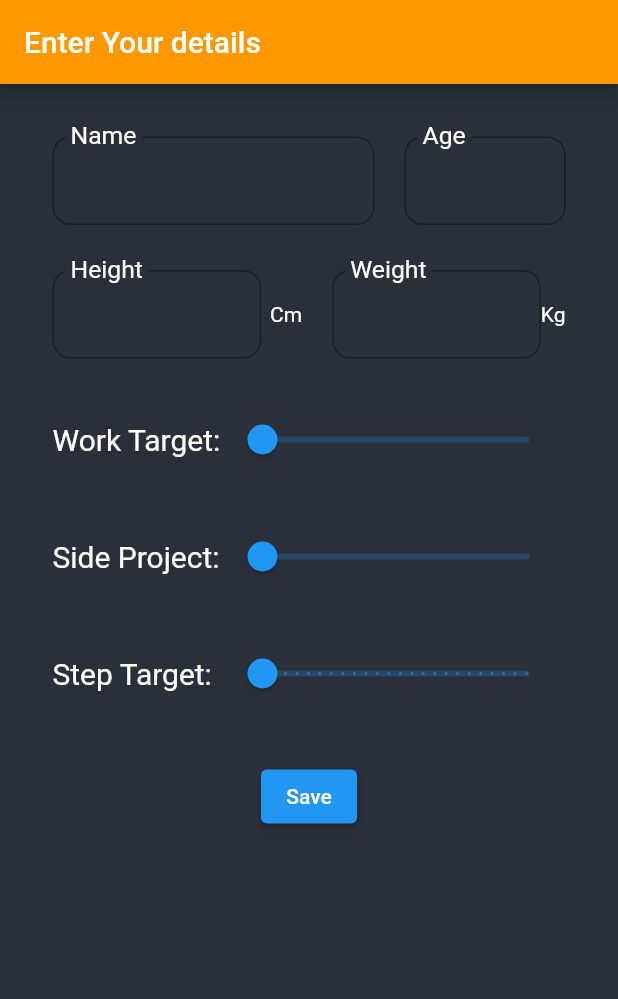
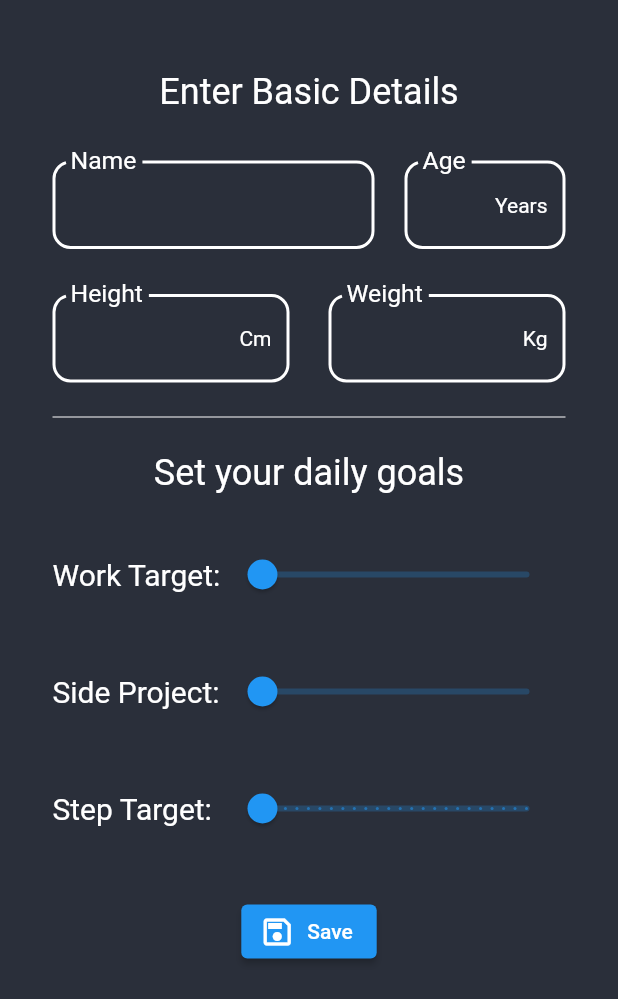
Before and after one commit to Nikhil-Soni-21/42_Null-Void, a Flutter app: the screen it shows after launch, on a phone screen of 412 x 824 dp. Shown: the top 999 px of the screen. Run offline on Flutter 3.47's test engine with Material 2 defaults, Android fonts, the phone set to English and light mode, and no system bars; our stand-ins replace carousel_slider, liquid_progress_indicator, pedometer, rive, shared_preferences, shimmer; missing offline and left inert: cron.

Commit message:
details page fix

```diff
--- a/lib/views/character_selection.dart
+++ b/lib/views/character_selection.dart
@@ -94,8 +94,8 @@ class _characterSelectionState extends State<characterSelection> {
                 ),
                 Padding(
                   padding: const EdgeInsets.only(right: 60.0, left: 60.0),
-                  child: formTextField(
-                      "", CharacterNameController, _validateCharacterName),
+                  child: formTextField(TextInputType.name, "",
+                      CharacterNameController, _validateCharacterName, null),
                 ),
               ],
             ),
--- a/lib/views/dashboard.dart
+++ b/lib/views/dashboard.dart
@@ -660,4 +660,14 @@ class _DashboardPageState extends State<DashboardPage>
     var seconds = (secs % 60).toString().padLeft(2, '0');
     return "$hours:$minutes:$seconds";
   }
+
 }
+
+class ConvBubble extends StatelessWidget {
+  const ConvBubble({Key? key}) : super(key: key);
+
+  @override
+  Widget build(BuildContext context) {
+    return Container();
+  }
+}
--- a/lib/views/formWidgets.dart
+++ b/lib/views/formWidgets.dart
@@ -1,20 +1,27 @@
-import 'dart:io';
 import 'package:flutter/material.dart';
 
 Widget formTextField(
-    String label, TextEditingController controller, Function validator) {
+    TextInputType type,
+    String label, TextEditingController controller, Function validator,String? st) {
   return TextField(
+    style: TextStyle(color: Colors.white),
     cursorColor: Colors.white,
     controller: controller,
+    keyboardType: type,
     decoration: InputDecoration(
-        labelStyle: TextStyle(fontSize: 22, color: Colors.white),
-        labelText: label,
-        floatingLabelBehavior: FloatingLabelBehavior.always,
-          border: new OutlineInputBorder(
-          borderRadius: new BorderRadius.circular(12.0),
-          borderSide: new BorderSide(color: Colors.orange),
-        )),
-    obscureText:
-    label == "Password" || label == "Confirm Password" ? true : false,
+      labelStyle: TextStyle(fontSize: 22, color: Colors.white),
+      labelText: label,
+      suffixText: st,
+      suffixStyle: TextStyle(color: Colors.white),
+      floatingLabelBehavior: FloatingLabelBehavior.always,
+      enabledBorder: new OutlineInputBorder(
+        borderRadius: new BorderRadius.circular(12.0),
+        borderSide: new BorderSide(color: Colors.white, width: 2),
+      ),
+      focusedBorder: new OutlineInputBorder(
+        borderRadius: new BorderRadius.circular(12.0),
+        borderSide: new BorderSide(color: Colors.blue, width: 2),
+      ),
+    ),
   );
 }
--- a/lib/views/input_user.dart
+++ b/lib/views/input_user.dart
@@ -2,8 +2,6 @@ import 'package:flutter/material.dart';
 import 'package:shared_preferences/shared_preferences.dart';
 import 'package:tracker_app/views/character_selection.dart';
 import 'package:tracker_app/views/formWidgets.dart';
-
-import 'dashboard.dart';
 
 class inputUser extends StatefulWidget {
   const inputUser({Key? key}) : super(key: key);
@@ -26,10 +24,6 @@ class _inputUserState extends State<inputUser> {
   @override
   Widget build(BuildContext context) {
     return Scaffold(
-      appBar: AppBar(
-        backgroundColor: Colors.orange,
-        title: Text("Enter Your details"),
-      ),
       body: SingleChildScrollView(
         child: SafeArea(
           child: Form(
@@ -38,17 +32,28 @@ class _inputUserState extends State<inputUser> {
               padding: const EdgeInsets.all(35.0),
               child: Column(
                 children: [
+                  SizedBox(
+                    height: 12,
+                  ),
+                  Text(
+                    'Enter Basic Details',
+                    style: Theme.of(context).textTheme.headline5!.copyWith(color: Colors.white),
+                  ),
+                  SizedBox(
+                    height: 32,
+                  ),
                   Row(mainAxisSize: MainAxisSize.min, children: <Widget>[
                     Expanded(
                         flex: 2,
-                      child: formTextField(
-                          "Name", NameController, _validateUsername)),
+                        child: formTextField(TextInputType.name, "Name",
+                            NameController, _validateUsername, null)),
                     SizedBox(
                       width: 20,
                     ),
                     Expanded(
                         flex: 1,
-                      child: formTextField("Age", AgeController, _validateAge)),
+                        child: formTextField(TextInputType.number, "Age",
+                            AgeController, _validateAge, 'Years')),
                   ]),
                   SizedBox(
                     height: 30,
@@ -56,33 +61,30 @@ class _inputUserState extends State<inputUser> {
                   Row(mainAxisSize: MainAxisSize.min, children: <Widget>[
                     Expanded(
                         flex: 1,
-                      child: formTextField(
-                          "Height", HeightController, _validateHeight)),
+                        child: formTextField(TextInputType.number, "Height",
+                            HeightController, _validateHeight, 'Cm')),
                     SizedBox(
                       width: 6,
-                  ),
-                  Text(
-                    "Cm",
-                    style: TextStyle(
-                      color: Colors.white,
-                      fontSize: 14,
-                    ),
                     ),
                     SizedBox(
                       width: 20,
                     ),
                     Expanded(
                         flex: 1,
-                      child: formTextField(
-                          "Weight", WeightController, _validateWeight)),
+                        child: formTextField(TextInputType.number, "Weight",
+                            WeightController, _validateWeight, 'Kg')),
+                  ]),
+                  SizedBox(
+                    height: 22,
+                  ),
+                  Divider(height: 2,color: Colors.white,),
+                  SizedBox(
+                    height: 22,
+                  ),
                   Text(
-                    "Kg",
-                    style: TextStyle(
-                      color: Colors.white,
-                      fontSize: 14,
+                    'Set your daily goals',
+                    style: Theme.of(context).textTheme.headline5!.copyWith(color: Colors.white),
                   ),
-                  ),
-                ]),
                   SizedBox(
                     height: 30,
                   ),
@@ -111,7 +113,7 @@ class _inputUserState extends State<inputUser> {
                                 _workSliderValue = value;
                               });
                             }),
-                    )
+                      ),
                     ],
                   ),
                   SizedBox(
@@ -142,7 +144,7 @@ class _inputUserState extends State<inputUser> {
                                 sideProjectSliderValue = value;
                               });
                             }),
-                    )
+                      ),
                     ],
                   ),
                   SizedBox(
@@ -176,7 +178,7 @@ class _inputUserState extends State<inputUser> {
                                 stepTargetSliderValue = value;
                               });
                             }),
-                    )
+                      ),
                     ],
                   ),
                   SizedBox(
@@ -185,17 +187,19 @@ class _inputUserState extends State<inputUser> {
                   Row(
                     mainAxisAlignment: MainAxisAlignment.center,
                     children: [
-                    ElevatedButton(
+                      ElevatedButton.icon(
                           onPressed: () {
                             saveData();
                           },
-                        child: Text("Save"))
+                          icon: Icon(Icons.save_outlined),
+                          label: Text("Save"))
                     ],
-                )
+                  ),
                 ],
               ),
             ),
-        )),
+          ),
+        ),
       ),
     );
   }
```
Lines whose indentation alone changed are shown as unchanged.
